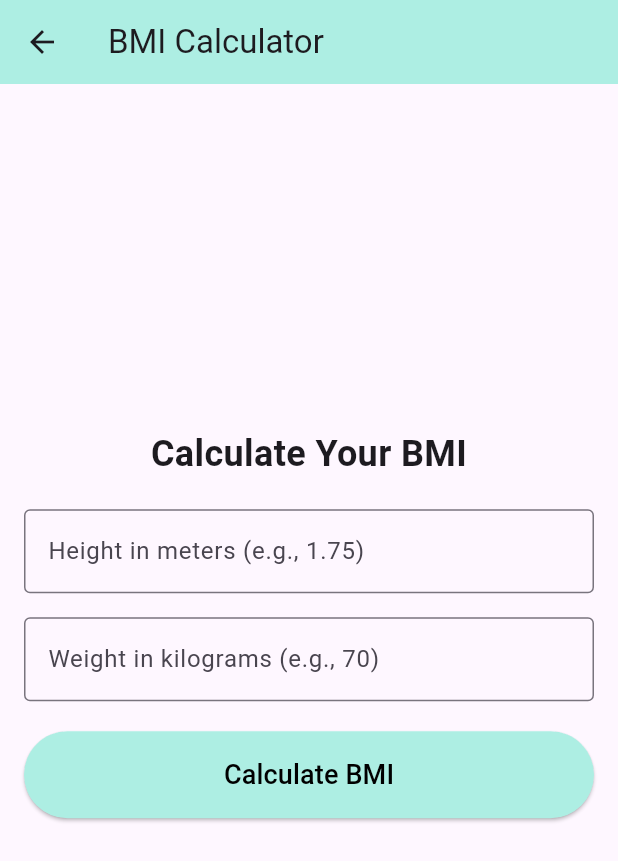
After one commit to sandip021/Health-App, a Flutter app: the screen it shows once a user with an empty profile is signed in, after a tap on "Go to BMI Calculator", on a phone screen of 412 x 824 dp. The commit adds this screen. Shown: the top 861 px of the screen. Run offline on Flutter 3.47's test engine with Material 3 defaults, Android fonts, the phone set to English and light mode, and no system bars; our stand-ins replace cloud_firestore, email_validator, firebase_auth, firebase_core; accounts and stored records are empty.

Commit message:
creating a basic BMI page

```diff
--- /dev/null
+++ b/lib/pages/BMI/BMI.dart
@@ -0,0 +1,113 @@
+import 'package:flutter/material.dart';
+
+class BMICalculatorPage extends StatefulWidget {
+  const BMICalculatorPage({Key? key}) : super(key: key);
+
+  @override
+  _BMICalculatorPageState createState() => _BMICalculatorPageState();
+}
+
+class _BMICalculatorPageState extends State<BMICalculatorPage> {
+  final TextEditingController _heightController = TextEditingController();
+  final TextEditingController _weightController = TextEditingController();
+  String _bmiResult = '';
+
+  // Method to calculate BMI
+  void _calculateBMI() {
+    // Parse the height and weight values from the text fields
+    final double? height = double.tryParse(_heightController.text);
+    final double? weight = double.tryParse(_weightController.text);
+
+    // Check if the inputs are valid numbers
+    if (height != null && weight != null && height > 0) {
+      // Perform the BMI calculation
+      final double bmi = weight / (height * height);
+
+      // Update the result string with the calculated BMI
+      setState(() {
+        _bmiResult = 'Your BMI is: ${bmi.toStringAsFixed(2)}'; // Show result with 2 decimal places
+      });
+    } else {
+      // Show error message if inputs are not valid
+      setState(() {
+        _bmiResult = 'Please enter valid numbers for height and weight';
+      });
+    }
+  }
+
+  @override
+  Widget build(BuildContext context) {
+    return Scaffold(
+      appBar: AppBar(
+        title: const Text('BMI Calculator'),
+        backgroundColor: const Color.fromARGB(255, 173, 238, 227),
+      ),
+      body: SafeArea(
+        child: Padding(
+          padding: const EdgeInsets.all(16.0),
+          child: Column(
+            mainAxisAlignment: MainAxisAlignment.center,
+            crossAxisAlignment: CrossAxisAlignment.stretch,
+            children: [
+              const Text(
+                'Calculate Your BMI',
+                textAlign: TextAlign.center,
+                style: TextStyle(
+                  fontWeight: FontWeight.bold,
+                  fontSize: 24,
+                ),
+              ),
+              const SizedBox(height: 20),
+              // Input field for height
+              TextField(
+                controller: _heightController,
+                keyboardType: TextInputType.number,
+                decoration: const InputDecoration(
+                  labelText: 'Height in meters (e.g., 1.75)',
+                  border: OutlineInputBorder(),
+                ),
+              ),
+              const SizedBox(height: 16),
+              // Input field for weight
+              TextField(
+                controller: _weightController,
+                keyboardType: TextInputType.number,
+                decoration: const InputDecoration(
+                  labelText: 'Weight in kilograms (e.g., 70)',
+                  border: OutlineInputBorder(),
+                ),
+              ),
+              const SizedBox(height: 20),
+              // Button to calculate BMI
+              ElevatedButton(
+                onPressed: _calculateBMI,
+                style: ElevatedButton.styleFrom(
+                  backgroundColor: const Color.fromARGB(255, 173, 238, 227),
+                  padding: const EdgeInsets.symmetric(vertical: 16.0),
+                ),
+                child: const Text(
+                  'Calculate BMI',
+                  style: TextStyle(
+                    fontSize: 18,
+                    color: Colors.black,
+                  ),
+                ),
+              ),
+              const SizedBox(height: 20),
+              // Display the BMI result
+              Text(
+                _bmiResult,
+                textAlign: TextAlign.center,
+                style: const TextStyle(
+                  fontSize: 20,
+                  fontWeight: FontWeight.bold,
+                  color: Colors.deepPurple,
+                ),
+              ),
+            ],
+          ),
+        ),
+      ),
+    );
+  }
+}
--- a/lib/pages/profile_page.dart
+++ b/lib/pages/profile_page.dart
@@ -1,6 +1,7 @@
 import 'package:firebase_auth/firebase_auth.dart';
 import 'package:flutter/material.dart';
 import 'package:health/read_data/get_user_data.dart';
+import 'package:health/pages/BMI/BMI.dart';
 
 class ProfilePage extends StatefulWidget {
   const ProfilePage({super.key});
@@ -30,7 +31,7 @@ class _ProfilePageState extends State<ProfilePage> {
     }
   }
 
-  @override
+   @override
   Widget build(BuildContext context) {
     return Scaffold(
       backgroundColor: Colors.grey[100],
@@ -62,7 +63,7 @@ class _ProfilePageState extends State<ProfilePage> {
                           fontSize: 36,
                         ),
                       ),
-                      const SizedBox(height: 10), // Reduced space here
+                      const SizedBox(height: 10),
                       const Text(
                         'Here are your details:',
                         style: TextStyle(
@@ -70,10 +71,29 @@ class _ProfilePageState extends State<ProfilePage> {
                           color: Colors.black54,
                         ),
                       ),
-                      const SizedBox(height: 20), // Adjusted space here
+                      const SizedBox(height: 20),
                       buildDataRow(Icons.person, 'First Name:', userData!['firstName'] ?? 'No first name available'),
+                      const SizedBox(height: 10),
                       buildDataRow(Icons.person_outline, 'Last Name:', userData!['lastName'] ?? 'No last name available'),
+                      const SizedBox(height: 10),
                       buildDataRow(Icons.cake, 'Age:', userData!['age'] ?? 'No age available'),
+
+                      // Add a button to navigate to BMI Calculator
+                      const SizedBox(height: 20),
+                      Center(
+                        child: ElevatedButton(
+                          onPressed: () {
+                            // Navigate to BMICalculatorPage when button is pressed
+                            Navigator.push(
+                              context,
+                              MaterialPageRoute(
+                                builder: (context) => const BMICalculatorPage(),
+                              ),
+                            );
+                          },
+                          child: const Text('Go to BMI Calculator'),
+                        ),
+                      ),
                     ],
                   ),
                 ),
```
Also changed, not shown: pubspec.lock.
